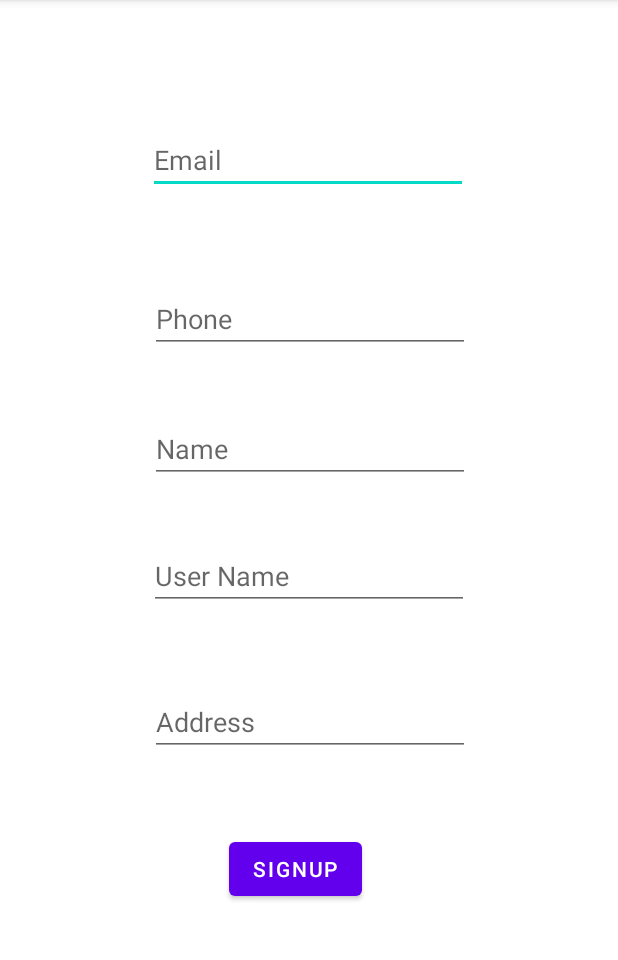
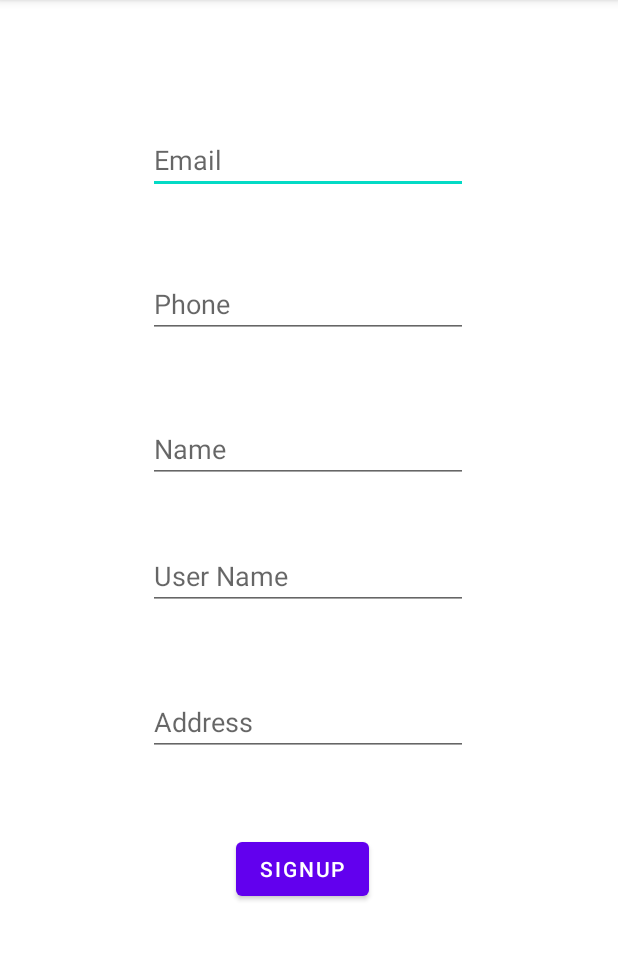
Before and after one commit to SaiCSE/SaiCleverTapDemoAndroidApp, an Android app: the screen it shows after launch (MainActivity), on a phone screen of 412 x 824 dp, the part 84-1044 px from its top. Run offline under Robolectric (Android 15) with nearby library versions, the phone set to English and light mode, and no system bars; libraries missing offline, so code that uses them is left out: com.clevertap.android; 1 statement that could not run was skipped.

Commit message:
Aligned the UI

```diff
--- a/app/src/main/res/layout/activity_main.xml
+++ b/app/src/main/res/layout/activity_main.xml
@@ -34,9 +34,9 @@
         android:hint="Name"
         android:inputType="textPersonName"
         app:layout_constraintBottom_toBottomOf="parent"
-        app:layout_constraintEnd_toEndOf="parent"
+        app:layout_constraintEnd_toEndOf="@+id/text_phone"
         app:layout_constraintHorizontal_bias="0.502"
-        app:layout_constraintStart_toStartOf="parent"
+        app:layout_constraintStart_toStartOf="@+id/text_phone"
         app:layout_constraintTop_toTopOf="parent"
         app:layout_constraintVertical_bias="0.383" />
 
@@ -48,9 +48,9 @@
         android:hint="Address"
         android:inputType="textPostalAddress"
         app:layout_constraintBottom_toBottomOf="parent"
-        app:layout_constraintEnd_toEndOf="parent"
+        app:layout_constraintEnd_toEndOf="@+id/text_user_name"
         app:layout_constraintHorizontal_bias="0.502"
-        app:layout_constraintStart_toStartOf="parent"
+        app:layout_constraintStart_toStartOf="@+id/text_user_name"
         app:layout_constraintTop_toTopOf="parent"
         app:layout_constraintVertical_bias="0.635" />
 
@@ -62,8 +62,8 @@
         android:hint="User Name"
         android:inputType="textPersonName"
         app:layout_constraintBottom_toBottomOf="parent"
-        app:layout_constraintEnd_toEndOf="parent"
-        app:layout_constraintStart_toStartOf="parent"
+        app:layout_constraintEnd_toEndOf="@+id/text_name"
+        app:layout_constraintStart_toStartOf="@+id/text_name"
         app:layout_constraintTop_toTopOf="parent" />
 
     <EditText
@@ -74,11 +74,11 @@
         android:hint="Phone"
         android:inputType="phone"
         app:layout_constraintBottom_toBottomOf="parent"
-        app:layout_constraintEnd_toEndOf="parent"
-        app:layout_constraintHorizontal_bias="0.502"
-        app:layout_constraintStart_toStartOf="parent"
+        app:layout_constraintEnd_toEndOf="@+id/text_email_id"
+        app:layout_constraintHorizontal_bias="1.0"
+        app:layout_constraintStart_toStartOf="@+id/text_email_id"
         app:layout_constraintTop_toTopOf="parent"
-        app:layout_constraintVertical_bias="0.263" />
+        app:layout_constraintVertical_bias="0.249" />
 
     <Button
         android:id="@+id/button_signup"
@@ -86,9 +86,9 @@
         android:layout_height="wrap_content"
         android:text="SignUp"
         app:layout_constraintBottom_toBottomOf="parent"
-        app:layout_constraintEnd_toEndOf="parent"
+        app:layout_constraintEnd_toEndOf="@+id/text_address"
         app:layout_constraintHorizontal_bias="0.472"
-        app:layout_constraintStart_toStartOf="parent"
+        app:layout_constraintStart_toStartOf="@+id/text_address"
         app:layout_constraintTop_toTopOf="parent"
         app:layout_constraintVertical_bias="0.771" />
 
```
